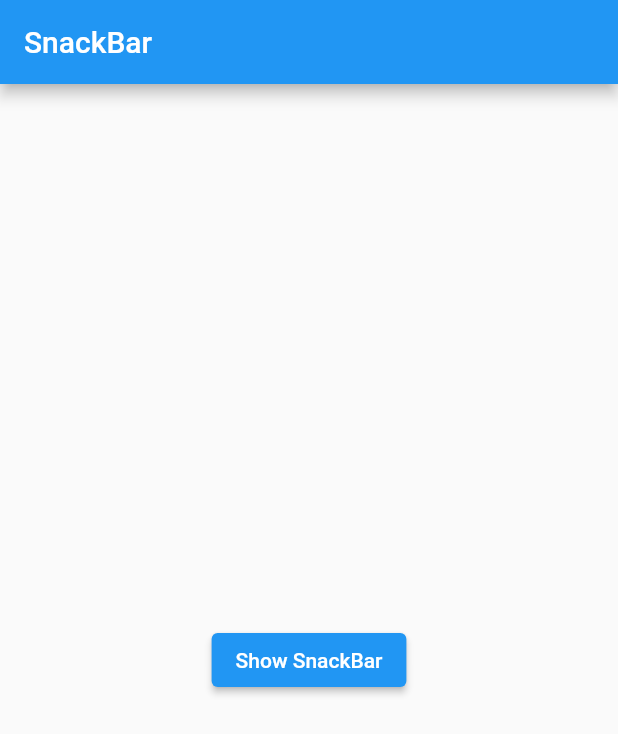
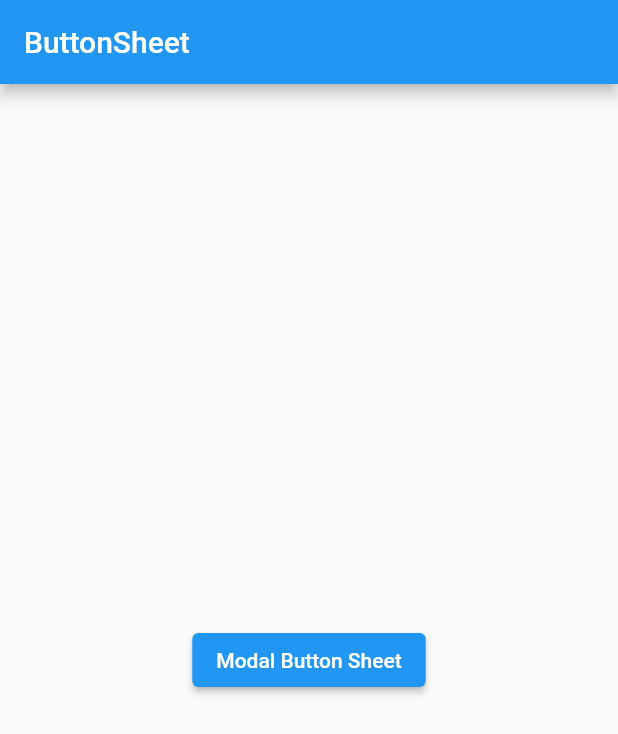
Before and after one commit to Khammunh/fast, a Flutter app: the screen it shows after launch, on a phone screen of 412 x 824 dp. Shown: the top 734 px of the screen. Run offline on Flutter 3.47's test engine with Material 2 defaults, Android fonts, the light colour scheme and no system bars.

Commit message:
finish Button Sheet

```diff
--- /dev/null
+++ b/lib/buttonSheetExample.dart
@@ -0,0 +1,40 @@
+// ignore_for_file: file_names
+
+import 'package:flutter/material.dart';
+
+class ButtonSheetExample extends StatelessWidget {
+  const ButtonSheetExample({super.key});
+
+  @override
+  Widget build(BuildContext context) {
+    const title = 'ButtonSheet';
+    return Scaffold(
+      appBar: AppBar(
+        title: const Text(title),
+      ),
+      body: Center(
+        child: ElevatedButton(
+          child: const Text('Modal Button Sheet'),
+          onPressed: () {
+            showModalBottomSheet(
+              context: context,
+              builder: (BuildContext context) {
+                return SizedBox(
+                  height: 400,
+                  child: Center(
+                    child: ElevatedButton(
+                      onPressed: () {
+                        Navigator.pop(context);
+                      },
+                      child: const Text('close'),
+                    ),
+                  ),
+                );
+              },
+            );
+          },
+        ),
+      ),
+    );
+  }
+}
--- a/lib/main.dart
+++ b/lib/main.dart
@@ -1,27 +1,19 @@
 import 'package:flutter/material.dart';
 
-import 'snackBarExample.dart';
+import 'buttonSheetExample.dart';
 
 void main() {
   runApp(
     const MyApp(),
   );
 }
-
 class MyApp extends StatelessWidget {
   const MyApp({super.key});
 
   @override
   Widget build(BuildContext context) {
-    return MaterialApp(
-      home: Scaffold(
-        appBar: AppBar(
-          title: const Text("SnackBar"),
-        ),
-        body: const Center(
-          child: SnackBarExample(),
-        ),
-      ),
+    return const MaterialApp(
+      home: ButtonSheetExample(),
     );
   }
 }
--- a/lib/snackBarExample.dart
+++ /dev/null
@@ -1,33 +0,0 @@
-// ignore_for_file: file_names
-
-import 'package:flutter/material.dart';
-
-class SnackBarExample extends StatelessWidget {
-  const SnackBarExample({super.key});
-
-  @override
-  Widget build(BuildContext context) {
-    return ElevatedButton(
-      onPressed: () {
-        ScaffoldMessenger.of(context).showSnackBar(
-          SnackBar(
-            action: SnackBarAction(
-              label: 'Action',
-              onPressed: () {},
-            ),
-            content: const Text('Awesome SnackBar'),
-            duration: const Duration(milliseconds: 1500),
-            width: 280.0,
-            padding: const EdgeInsets.symmetric(
-              horizontal: 8.0
-            ),
-            behavior: SnackBarBehavior.floating,shape: RoundedRectangleBorder(
-              borderRadius: BorderRadius.circular(10.0)
-            ),
-          ),
-        );
-      },
-      child: const Text('Show SnackBar'),
-    );
-  }
-}
```
